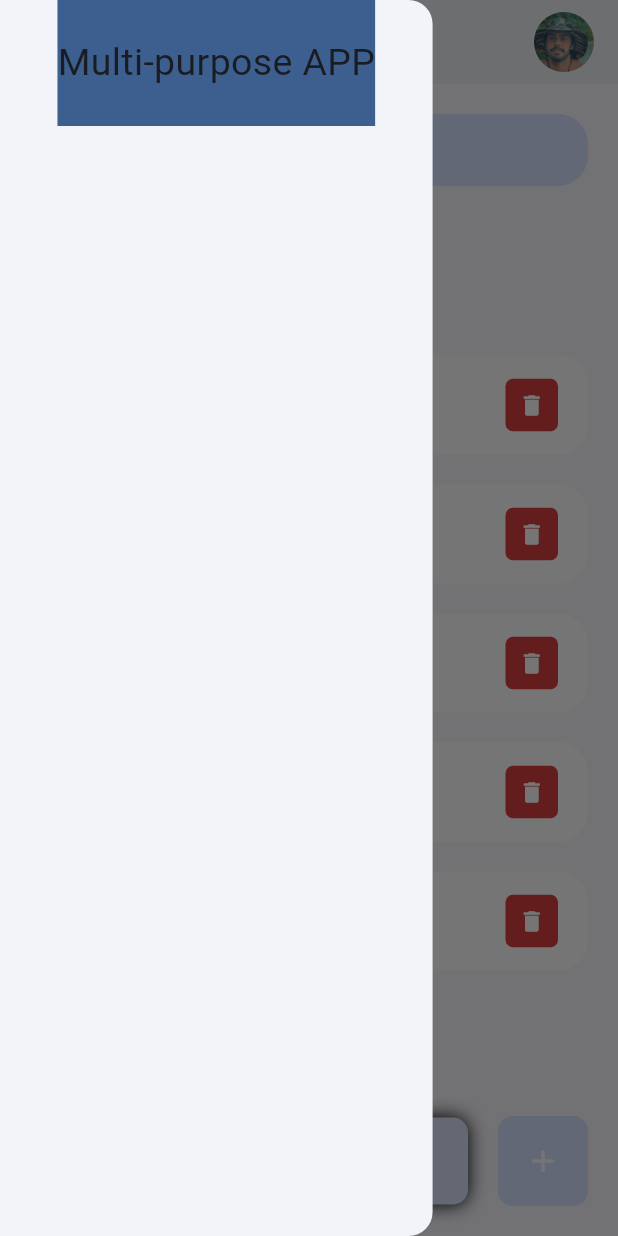
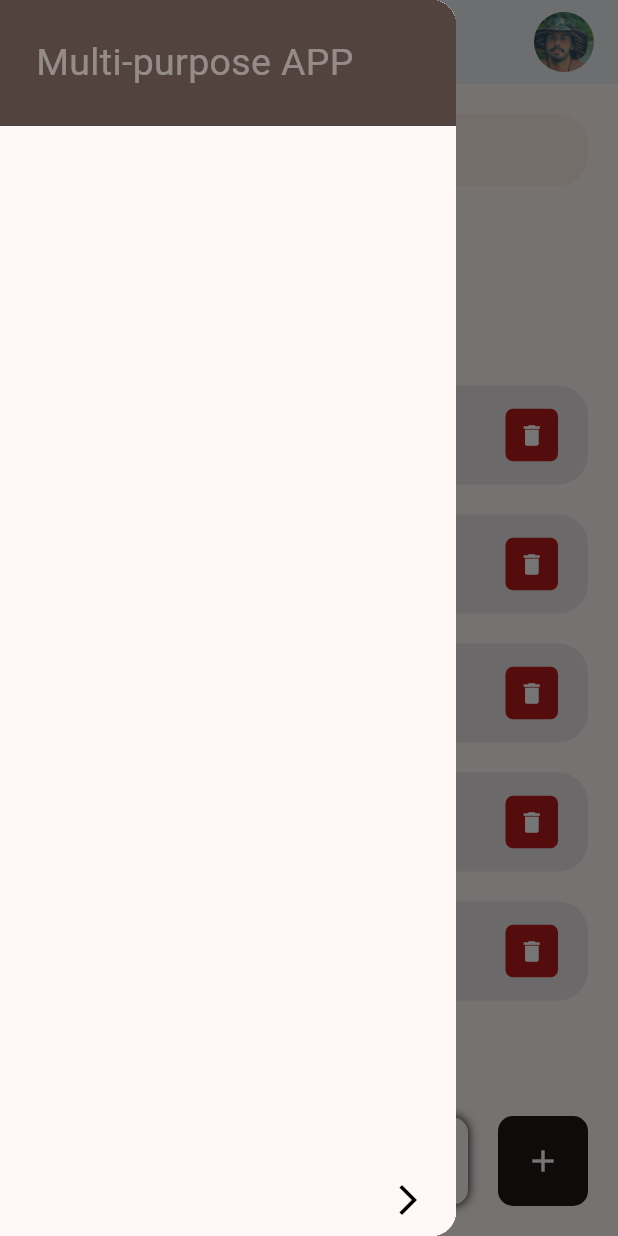
Before and after one commit to Pedro-Miguel-123/Flutter-trials, a Flutter app: the screen it shows after launch, with the side drawer open, on a phone screen of 412 x 824 dp. Run offline on Flutter 3.47's test engine with Material 3 defaults, Android fonts, the phone set to English and light mode, and no system bars.

Commit message:
Fixed some of the main issues with themes and drawer behaviour

```diff
--- a/lib/main.dart
+++ b/lib/main.dart
@@ -14,7 +14,7 @@ class MainApp extends StatelessWidget {
       title: 'To Do App',
       theme: ThemeData(
         useMaterial3: true,
-        colorScheme: ColorScheme.fromSeed(seedColor: Color.fromARGB(255, 0, 140, 255))
+        colorScheme: ColorScheme.fromSeed(seedColor: Colors.deepOrange)
       ),
       home: Home(),
     );
--- a/lib/screens/home.dart
+++ b/lib/screens/home.dart
@@ -27,10 +27,6 @@ class _HomeState extends State<Home> {
   Widget build(BuildContext context) {
     final theme = Theme.of(context);
 
-    final style = theme.textTheme.displayMedium!.copyWith(
-      color: theme.colorScheme.onPrimary
-    );
-
     return Scaffold(
       drawer: NavigationDrawerWidget(),
       appBar: buildAppBar(),
@@ -44,7 +40,7 @@ class _HomeState extends State<Home> {
                   SearchBox(),
                   Expanded(
                     child: ListView(
-                      padding: EdgeInsets.only(bottom: 50),
+                      padding: EdgeInsets.only(top: 20, bottom: 50),
                       shrinkWrap: true,
                       children: [
                           Container(
@@ -53,7 +49,7 @@ class _HomeState extends State<Home> {
                                 bottom: 20
                                ),
                             child: const Text(
-                              'All To dos',
+                              'All To do\'s',
                                style: TextStyle(
                                 fontSize: 30,
                                  fontWeight: FontWeight.w500),
@@ -84,10 +80,10 @@ class _HomeState extends State<Home> {
                     ),
                     padding: EdgeInsets.symmetric(horizontal: 20, vertical: 5),
                     decoration: BoxDecoration(
-                      color: Theme.of(context).colorScheme.secondaryContainer,
+                      color: theme.cardColor,
                       boxShadow: const [BoxShadow(
                         offset: Offset(0.0, 0.0),
-                        blurRadius: 10.0,
+                        blurRadius: 5.0,
                         spreadRadius: 0.0
                       ),],
                       borderRadius: BorderRadius.circular(10)
@@ -108,7 +104,7 @@ class _HomeState extends State<Home> {
                   ),
                   child: IconButton(
                     style: IconButton.styleFrom(
-                      backgroundColor: Theme.of(context).colorScheme.primaryContainer,
+                      backgroundColor: theme.colorScheme.onSurface,
                       minimumSize: Size(60, 60),
                       shape: RoundedRectangleBorder(borderRadius: BorderRadius.circular(10))
                     ),
@@ -161,7 +157,7 @@ class _HomeState extends State<Home> {
     return Container(
       padding: EdgeInsets.symmetric(horizontal: 15),
       decoration: BoxDecoration(
-        color: Theme.of(context).colorScheme.primaryContainer,
+        color: Theme.of(context).colorScheme.onInverseSurface,
         borderRadius: BorderRadius.circular(20)
       ),
       child: TextField(
--- a/lib/widgets/NavigationDrawer.dart
+++ b/lib/widgets/NavigationDrawer.dart
@@ -6,26 +6,55 @@ import 'package:to_do_app/constants/colors.dart';
 
 class NavigationDrawerWidget extends StatelessWidget {
   final padding = const EdgeInsets.symmetric(vertical: 50);
+  final isCollapsed = true;
 
   @override
   Widget build(BuildContext context) {
     return Container(
-      width: MediaQuery.of(context).size.width * 0.7,
       child: Drawer(
           child: Container(
+            color: Theme.of(context).cardColor,
             child: Column(
               children: [
                   Container(
                     padding: EdgeInsets.symmetric(vertical: 24),
-                    color: Theme.of(context).colorScheme.primary,
+                    width: double.infinity,
+                    color: Theme.of(context).colorScheme.onSurfaceVariant,
                     child: buildHeader(),
-                  )
+                  ),
+                  Spacer(),
+                  buildCollapseIcon(context, isCollapsed),
+                  const SizedBox(height: 12)
                   //listItemHome(context),
                   //listItemSettings(context)
               ],
             ),
           ),
         ),
+    );
+  }
+
+  Widget buildCollapseIcon(BuildContext context, bool isCollapsed) {
+    final icon = isCollapsed ? Icons.arrow_forward_ios : Icons.arrow_back_ios;
+    return Material(
+      color: Colors.transparent,
+      child: InkWell(
+        child: Container(
+          child: Row (
+            mainAxisAlignment: MainAxisAlignment.end,
+            children: [
+              Icon(icon, color: Colors.black),
+              Padding(padding: EdgeInsets.only(right: 20))
+            ],
+          )
+        ),
+        onTap: () {
+          /**I'm not quite sure why this works to close the drawer
+           * but it does
+          */
+          Navigator.pop(context);
+        },
+      ),
     );
   }
 
@@ -38,7 +67,7 @@ class NavigationDrawerWidget extends StatelessWidget {
         MaterialPageRoute(builder: (context) => Home())
         );
     },
-    child: Row(
+    child: const Row(
       children: const [
         Padding(padding: EdgeInsets.only(left: 10)),
         Icon(Icons.home, color: tdRed,),
@@ -71,11 +100,15 @@ class NavigationDrawerWidget extends StatelessWidget {
     )
   );
 
-  Widget buildHeader() => Container(
-      child: const Text('Multi-purpose APP',
+  Widget buildHeader() => const Row(
+    children: [
+      const SizedBox(width: 24),
+      Text('Multi-purpose APP',
         style: TextStyle(
-        fontSize: 25
-      ),
-    ),
+          fontSize: 25,
+          color: Colors.white38
+        ),
+      )
+    ],
   );
 }
--- a/lib/widgets/ToDoItem.dart
+++ b/lib/widgets/ToDoItem.dart
@@ -11,6 +11,7 @@ class ToDoItem extends StatelessWidget {
 
   @override
   Widget build(BuildContext context) {
+    final theme = Theme.of(context);
     return Container(
         padding: EdgeInsets.only(bottom: 20),
         child: ListTile(
@@ -19,17 +20,17 @@ class ToDoItem extends StatelessWidget {
           },
           shape: RoundedRectangleBorder(borderRadius: BorderRadius.circular(20)),
           contentPadding: EdgeInsets.symmetric(horizontal: 20, vertical: 5),
-          tileColor: Colors.white,
+          tileColor: theme.splashColor,
           leading: Icon(
             todo.isDone? Icons.check_box : Icons.check_box_outline_blank,
-            color: tdBlue,
+            color: theme.colorScheme.onSurface,
           ),
           title: Text(todo.toDoText!, style: TextStyle(fontSize: 16, color: tdBlack, decoration: todo.isDone? TextDecoration.lineThrough : null)),
           trailing: Container(
             height: 35,
             width: 35,
             decoration: BoxDecoration(
-              color: tdRed,
+              color: theme.colorScheme.error,
               borderRadius: BorderRadius.circular(5),
             ),
             child: IconButton(
```
